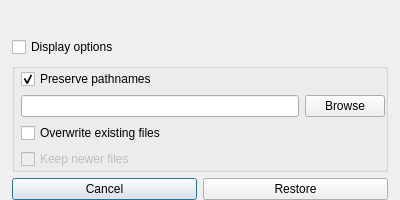
This is restoredialog.ui in Tarsnap/tarsnap-gui as Qt 5 draws it before an edit. The edited form follows.
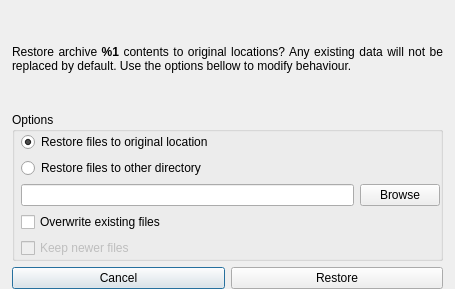
This is the edited form. Icons and pictures are not drawn.

Commit message: Improvements to the restore archive dialog. Make actions to be followed more obvious.

Diff of the .ui file:
```diff
--- a/restoredialog.ui
+++ b/restoredialog.ui
@@ -6,8 +6,8 @@
    <rect>
     <x>0</x>
     <y>0</y>
-    <width>400</width>
-    <height>200</height>
+    <width>455</width>
+    <height>289</height>
    </rect>
   </property>
   <property name="sizePolicy">
@@ -59,7 +59,7 @@
       </sizepolicy>
      </property>
      <property name="text">
-      <string/>
+      <string>&lt;html&gt;&lt;head/&gt;&lt;body&gt;&lt;p&gt;Restore archive &lt;span style=&quot; font-weight:600;&quot;&gt;%1&lt;/span&gt; contents to original locations? Any existing data will not be replaced by default. Use the options bellow to modify behaviour.&lt;/p&gt;&lt;/body&gt;&lt;/html&gt;</string>
      </property>
      <property name="textFormat">
       <enum>Qt::RichText</enum>
@@ -72,13 +72,6 @@
      </property>
     </widget>
    </item>
-   <item>
-    <widget class="QCheckBox" name="displayOptionsCheckBox">
-     <property name="text">
-      <string>Display options</string>
-     </property>
-    </widget>
-   </item>
    <item>
     <widget class="QGroupBox" name="optionsGroupBox">
      <property name="sizePolicy">
@@ -88,7 +81,7 @@
       </sizepolicy>
      </property>
      <property name="title">
-      <string/>
+      <string>Options</string>
      </property>
      <layout class="QGridLayout" name="gridLayout_2">
       <property name="leftMargin">
@@ -103,7 +96,17 @@
       <property name="bottomMargin">
        <number>0</number>
       </property>
-      <item row="1" column="0">
+      <item row="4" column="0" colspan="2">
+       <widget class="QCheckBox" name="overwriteCheckBox">
+        <property name="toolTip">
+         <string>Overwrite existing files if they exist</string>
+        </property>
+        <property name="text">
+         <string>Overwrite existing files</string>
+        </property>
+       </widget>
+      </item>
+      <item row="2" column="0">
        <widget class="QLineEdit" name="chdirLineEdit">
         <property name="sizePolicy">
          <sizepolicy hsizetype="MinimumExpanding" vsizetype="Fixed">
@@ -116,34 +119,37 @@
         </property>
        </widget>
       </item>
-      <item row="1" column="1">
-       <widget class="QPushButton" name="browseButton">
-        <property name="text">
-         <string>Browse</string>
-        </property>
-       </widget>
-      </item>
       <item row="0" column="0" colspan="2">
-       <widget class="QCheckBox" name="preservePathsCheckBox">
+       <widget class="QRadioButton" name="preservePathsRadioButton">
         <property name="toolTip">
          <string>Will restore to the specified dir if unchecked.</string>
         </property>
         <property name="text">
-         <string>Preserve pathnames</string>
+         <string>Restore files to original location</string>
         </property>
         <property name="checked">
          <bool>true</bool>
         </property>
        </widget>
       </item>
-      <item row="3" column="0" colspan="2">
-       <widget class="QCheckBox" name="overwriteCheckBox">
+      <item row="2" column="1">
+       <widget class="QPushButton" name="browseButton">
         <property name="text">
-         <string>Overwrite existing files</string>
+         <string>Browse</string>
         </property>
        </widget>
       </item>
-      <item row="4" column="0">
+      <item row="1" column="0">
+       <widget class="QRadioButton" name="restoreDirectoryRadioButton">
+        <property name="toolTip">
+         <string>This will extract the archive contents to the specified directory.</string>
+        </property>
+        <property name="text">
+         <string>Restore files to other directory</string>
+        </property>
+       </widget>
+      </item>
+      <item row="5" column="0">
        <widget class="QCheckBox" name="keepNewerCheckBox">
         <property name="enabled">
          <bool>false</bool>
```
Left out of the diff: 15 changed lines with no effect on the pictures. The commit also changes 2 other files.
